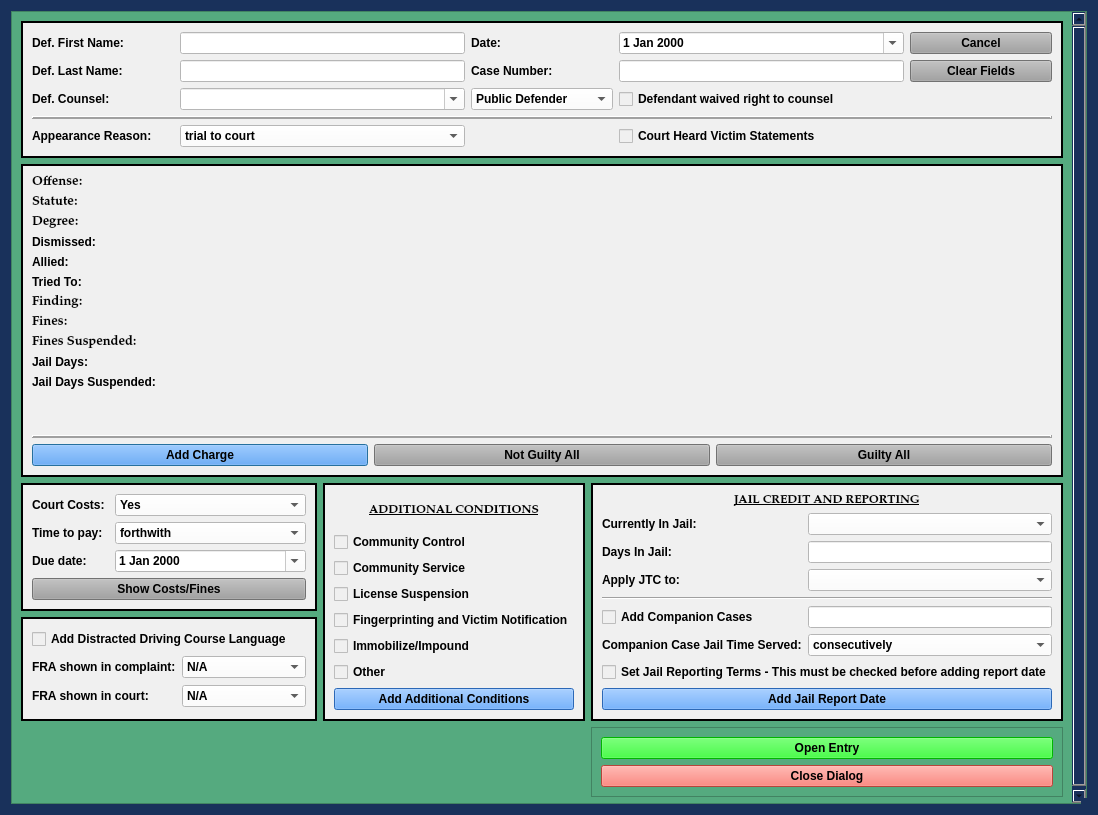
Old version of the form munientry/views/ui/TrialSentencingDialog.ui in the repository HunterProgram22/MuniEntry.
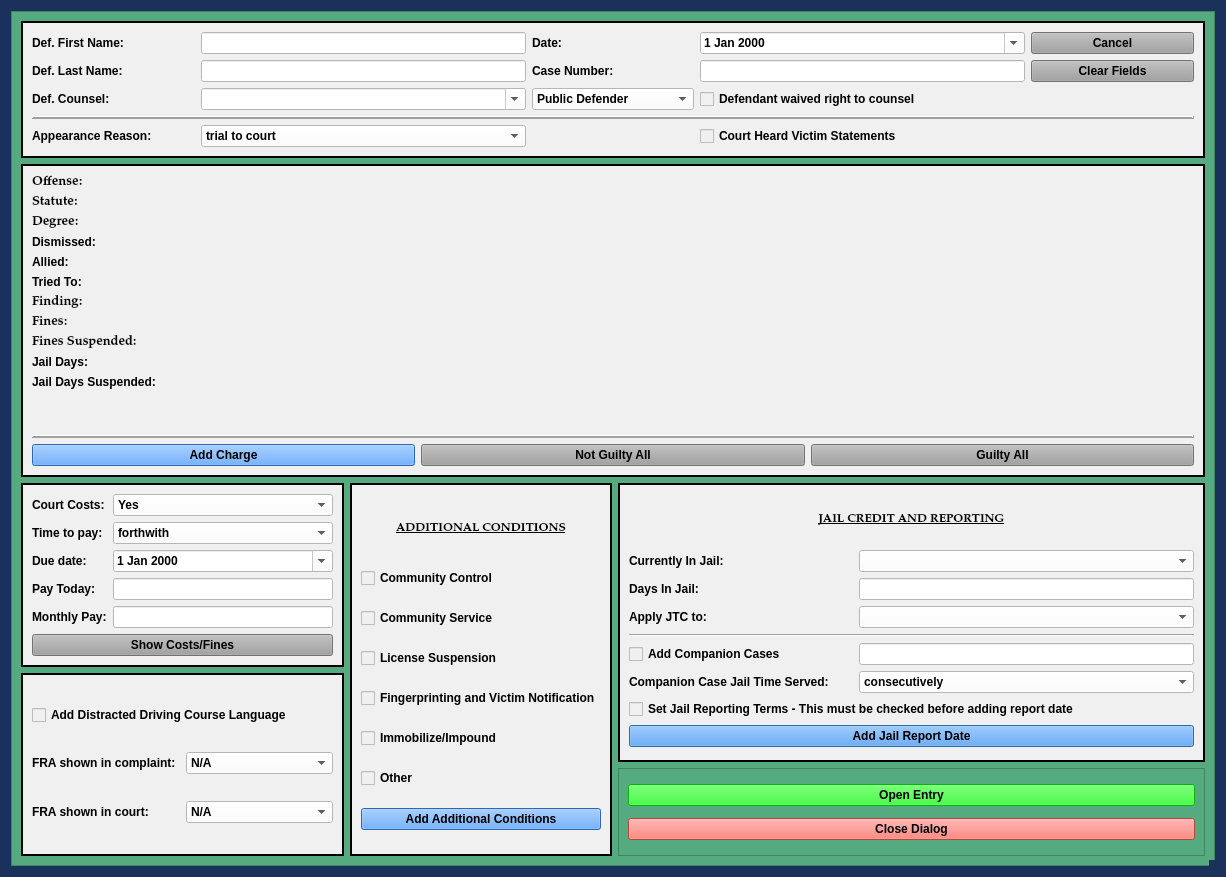
New version of the form. Custom widgets are drawn as their Qt base class.

Commit message: Trial Sentencing Dialog updated with new Court Costs.

What changed in the file:
```diff
--- a/munientry/views/ui/TrialSentencingDialog.ui
+++ b/munientry/views/ui/TrialSentencingDialog.ui
@@ -12,8 +12,8 @@
    <rect>
     <x>0</x>
     <y>0</y>
-    <width>1098</width>
-    <height>815</height>
+    <width>1226</width>
+    <height>877</height>
    </rect>
   </property>
   <property name="sizePolicy">
@@ -170,15 +170,15 @@
       <property name="geometry">
        <rect>
         <x>0</x>
-        <y>0</y>
-        <width>1061</width>
+        <y>-20</y>
+        <width>1189</width>
         <height>877</height>
        </rect>
       </property>
       <property name="focusPolicy">
        <enum>Qt::StrongFocus</enum>
       </property>
-      <layout class="QGridLayout" name="gridLayout_4" columnstretch="1,0,0">
+      <layout class="QGridLayout" name="gridLayout_4">
        <item row="0" column="0" colspan="3">
         <widget class="QFrame" name="case_name_Frame">
          <property name="sizePolicy">
@@ -398,119 +398,6 @@
          </layout>
         </widget>
        </item>
-       <item row="2" column="1" rowspan="2">
-        <widget class="QFrame" name="frame_6">
-         <property name="sizePolicy">
-          <sizepolicy hsizetype="Preferred" vsizetype="Preferred">
-           <horstretch>0</horstretch>
-           <verstretch>0</verstretch>
-          </sizepolicy>
-         </property>
-         <property name="styleSheet">
-          <string notr="true">background-color: rgb(240, 240, 240);
-font: 75 9pt &quot;Palatino Linotype&quot;;
-font-weight: bold;</string>
-         </property>
-         <property name="frameShape">
-          <enum>QFrame::Box</enum>
-         </property>
-         <property name="frameShadow">
-          <enum>QFrame::Plain</enum>
-         </property>
-         <property name="lineWidth">
-          <number>2</number>
-         </property>
-         <layout class="QGridLayout" name="gridLayout_2">
-          <item row="4" column="0">
-           <widget class="QCheckBox" name="victim_notification_checkBox">
-            <property name="text">
-             <string>Fingerprinting and Victim Notification</string>
-            </property>
-           </widget>
-          </item>
-          <item row="5" column="0">
-           <widget class="QCheckBox" name="impoundment_checkBox">
-            <property name="text">
-             <string>Immobilize/Impound</string>
-            </property>
-           </widget>
-          </item>
-          <item row="1" column="0">
-           <widget class="QCheckBox" name="community_control_checkBox">
-            <property name="text">
-             <string>Community Control    </string>
-            </property>
-           </widget>
-          </item>
-          <item row="3" column="0">
-           <widget class="QCheckBox" name="license_suspension_checkBox">
-            <property name="text">
-             <string>License Suspension</string>
-            </property>
-           </widget>
-          </item>
-          <item row="2" column="0">
-           <widget class="QCheckBox" name="community_service_checkBox">
-            <property name="text">
-             <string>Community Service</string>
-            </property>
-           </widget>
-          </item>
-          <item row="0" column="0">
-           <widget class="QLabel" name="add_conditions_label">
-            <property name="maximumSize">
-             <size>
-              <width>16777215</width>
-              <height>40</height>
-             </size>
-            </property>
-            <property name="font">
-             <font>
-              <family>Palatino Linotype</family>
-              <pointsize>9</pointsize>
-              <weight>75</weight>
-              <italic>false</italic>
-              <bold>true</bold>
-              <underline>true</underline>
-             </font>
-            </property>
-            <property name="text">
-             <string>ADDITIONAL CONDITIONS</string>
-            </property>
-            <property name="alignment">
-             <set>Qt::AlignCenter</set>
-            </property>
-           </widget>
-          </item>
-          <item row="8" column="0">
-           <widget class="QPushButton" name="add_conditions_Button">
-            <property name="styleSheet">
-             <string notr="true">background-color: rgb(62, 146, 255)</string>
-            </property>
-            <property name="text">
-             <string>Add Additional Conditions</string>
-            </property>
-            <property name="autoDefault">
-             <bool>false</bool>
-            </property>
-           </widget>
-          </item>
-          <item row="6" column="0">
-           <widget class="QCheckBox" name="other_conditions_checkBox">
-            <property name="enabled">
-             <bool>true</bool>
-            </property>
-            <property name="focusPolicy">
-             <enum>Qt::StrongFocus</enum>
-            </property>
-            <property name="text">
-             <string>Other                                              </string>
-            </property>
-           </widget>
-          </item>
-         </layout>
-        </widget>
-       </item>
        <item row="2" column="0">
         <widget class="QFrame" name="costs_frame">
          <property name="sizePolicy">
@@ -532,14 +419,54 @@
           <number>2</number>
          </property>
          <layout class="QGridLayout" name="gridLayout_5">
-          <item row="0" column="0">
-           <widget class="QLabel" name="label_11">
+          <item row="5" column="0">
+           <widget class="QLabel" name="pay_today_label">
             <property name="text">
-             <string>Court Costs:</string>
+             <string>Pay Today:</string>
             </property>
            </widget>
           </item>
-          <item row="0" column="1">
+          <item row="3" column="1" colspan="2">
+           <widget class="NoScrollDateEdit" name="balance_due_date">
+            <property name="styleSheet">
+             <string notr="true">color: rgb(0, 0, 0);
+background-color: rgb(255, 255, 255);</string>
+            </property>
+            <property name="calendarPopup">
+             <bool>true</bool>
+            </property>
+           </widget>
+          </item>
+          <item row="3" column="0">
+           <widget class="QLabel" name="balance_due_date_label">
+            <property name="text">
+             <string>Due date:</string>
+            </property>
+           </widget>
+          </item>
+          <item row="2" column="1" colspan="2">
+           <widget class="NoScrollComboBox" name="ability_to_pay_box">
+            <property name="styleSheet">
+             <string notr="true">background-color: rgb(255, 255, 255);</string>
+            </property>
+            <item>
+             <property name="text">
+              <string>forthwith</string>
+             </property>
+            </item>
+            <item>
+             <property name="text">
+              <string>monthly pay</string>
+             </property>
+            </item>
+            <item>
+             <property name="text">
+              <string>partial forthwith then monthly pay</string>
+             </property>
+            </item>
+           </widget>
+          </item>
+          <item row="1" column="1" colspan="2">
            <widget class="NoScrollComboBox" name="court_costs_box">
             <property name="focusPolicy">
              <enum>Qt::StrongFocus</enum>
@@ -575,69 +502,20 @@
            </widget>
           </item>
           <item row="1" column="0">
-           <widget class="QLabel" name="label_9">
+           <widget class="QLabel" name="label_11">
             <property name="text">
-             <string>Time to pay:</string>
+             <string>Court Costs:</string>
             </property>
            </widget>
           </item>
-          <item row="1" column="1">
-           <widget class="NoScrollComboBox" name="ability_to_pay_box">
-            <property name="focusPolicy">
-             <enum>Qt::StrongFocus</enum>
-            </property>
+          <item row="6" column="1" colspan="2">
+           <widget class="QLineEdit" name="monthly_pay_box">
             <property name="styleSheet">
              <string notr="true">background-color: rgb(255, 255, 255);</string>
             </property>
-            <item>
-             <property name="text">
-              <string>forthwith</string>
-             </property>
-            </item>
-            <item>
-             <property name="text">
-              <string>within 30 days</string>
-             </property>
-            </item>
-            <item>
-             <property name="text">
-              <string>within 60 days</string>
-             </property>
-            </item>
-            <item>
-             <property name="text">
-              <string>within 90 days</string>
-             </property>
-            </item>
-            <item>
-             <property name="text">
-              <string>while on Community Control</string>
-             </property>
-            </item>
            </widget>
           </item>
-          <item row="2" column="0">
-           <widget class="QLabel" name="label_18">
-            <property name="text">
-             <string>Due date:</string>
-            </property>
-           </widget>
-          </item>
-          <item row="2" column="1">
-           <widget class="NoScrollDateEdit" name="balance_due_date">
-            <property name="focusPolicy">
-             <enum>Qt::StrongFocus</enum>
-            </property>
-            <property name="styleSheet">
-             <string notr="true">color: rgb(0, 0, 0);
-background-color: rgb(255, 255, 255);</string>
-            </property>
-            <property name="calendarPopup">
-             <bool>true</bool>
-            </property>
-           </widget>
-          </item>
-          <item row="3" column="0" colspan="2">
+          <item row="7" column="0" colspan="3">
            <widget class="QPushButton" name="costs_and_fines_Button">
             <property name="sizePolicy">
              <sizepolicy hsizetype="Preferred" vsizetype="Fixed">
@@ -659,6 +537,361 @@
             </property>
            </widget>
           </item>
+          <item row="6" column="0">
+           <widget class="QLabel" name="monthly_pay_label">
+            <property name="text">
+             <string>Monthly Pay:</string>
+            </property>
+           </widget>
+          </item>
+          <item row="2" column="0">
+           <widget class="QLabel" name="label_9">
+            <property name="text">
+             <string>Time to pay:</string>
+            </property>
+           </widget>
+          </item>
+          <item row="5" column="1" colspan="2">
+           <widget class="QLineEdit" name="pay_today_box">
+            <property name="styleSheet">
+             <string notr="true">background-color: rgb(255, 255, 255);</string>
+            </property>
+           </widget>
+          </item>
+         </layout>
+        </widget>
+       </item>
+       <item row="2" column="2" rowspan="2">
+        <widget class="QFrame" name="jail_time_credit_frame">
+         <property name="styleSheet">
+          <string notr="true">background-color: rgb(240, 240, 240);
+font: 75 9pt &quot;Palatino Linotype&quot;;
+font-weight: bold;</string>
+         </property>
+         <property name="frameShape">
+          <enum>QFrame::Box</enum>
+         </property>
+         <property name="frameShadow">
+          <enum>QFrame::Plain</enum>
+         </property>
+         <property name="lineWidth">
+          <number>2</number>
+         </property>
+         <layout class="QGridLayout" name="gridLayout_6" columnstretch="2,3">
+          <item row="11" column="0">
+           <widget class="QLabel" name="companion_cases_sentence_label">
+            <property name="text">
+             <string>Companion Case Jail Time Served:</string>
+            </property>
+           </widget>
+          </item>
+          <item row="11" column="1">
+           <widget class="NoScrollComboBox" name="companion_cases_sentence_box">
+            <property name="styleSheet">
+             <string notr="true">background-color: rgb(255, 255, 255);</string>
+            </property>
+            <item>
+             <property name="text">
+              <string>consecutively</string>
+             </property>
+            </item>
+            <item>
+             <property name="text">
+              <string>concurrently</string>
+             </property>
+            </item>
+           </widget>
+          </item>
+          <item row="6" column="1">
+           <widget class="NoScrollComboBox" name="jail_time_credit_apply_box">
+            <property name="focusPolicy">
+             <enum>Qt::StrongFocus</enum>
+            </property>
+            <property name="styleSheet">
+             <string notr="true">background-color: rgb(255, 255, 255);</string>
+            </property>
+            <item>
+             <property name="text">
+              <string/>
+             </property>
+            </item>
+            <item>
+             <property name="text">
+              <string>Costs and Fines</string>
+             </property>
+            </item>
+            <item>
+             <property name="text">
+              <string>Sentence</string>
+             </property>
+            </item>
+           </widget>
+          </item>
+          <item row="0" column="0" colspan="2">
+           <widget class="QLabel" name="jail_time_credit_label">
+            <property name="maximumSize">
+             <size>
+              <width>16777215</width>
+              <height>50</height>
+             </size>
+            </property>
+            <property name="font">
+             <font>
+              <family>Palatino Linotype</family>
+              <pointsize>9</pointsize>
+              <weight>75</weight>
+              <italic>false</italic>
+              <bold>true</bold>
+              <underline>true</underline>
+             </font>
+            </property>
+            <property name="text">
+             <string>JAIL CREDIT AND REPORTING</string>
+            </property>
+            <property name="alignment">
+             <set>Qt::AlignCenter</set>
+            </property>
+           </widget>
+          </item>
+          <item row="4" column="0">
+           <widget class="QLabel" name="label_6">
+            <property name="text">
+             <string>Currently In Jail:</string>
+            </property>
+           </widget>
+          </item>
+          <item row="6" column="0">
+           <widget class="QLabel" name="label_16">
+            <property name="text">
+             <string>Apply JTC to:</string>
+            </property>
+           </widget>
+          </item>
+          <item row="4" column="1">
+           <widget class="NoScrollComboBox" name="in_jail_box">
+            <property name="focusPolicy">
+             <enum>Qt::StrongFocus</enum>
+            </property>
+            <property name="styleSheet">
+             <string notr="true">background-color: rgb(255, 255, 255);</string>
+            </property>
+            <item>
+             <property name="text">
+              <string/>
+             </property>
+            </item>
+            <item>
+             <property name="text">
+              <string>Yes</string>
+             </property>
+            </item>
+            <item>
+             <property name="text">
+              <string>No</string>
+             </property>
+            </item>
+           </widget>
+          </item>
+          <item row="5" column="1">
+           <widget class="QLineEdit" name="jail_time_credit_box">
+            <property name="styleSheet">
+             <string notr="true">background-color: rgb(255, 255, 255);</string>
+            </property>
+           </widget>
+          </item>
+          <item row="5" column="0">
+           <widget class="QLabel" name="label_13">
+            <property name="text">
+             <string>Days In Jail:</string>
+            </property>
+           </widget>
+          </item>
+          <item row="8" column="1">
+           <widget class="QLineEdit" name="companion_cases_box">
+            <property name="styleSheet">
+             <string notr="true">background-color: rgb(255, 255, 255);</string>
+            </property>
+           </widget>
+          </item>
+          <item row="8" column="0">
+           <widget class="QCheckBox" name="add_companion_cases_checkBox">
+            <property name="text">
+             <string>Add Companion Cases</string>
+            </property>
+           </widget>
+          </item>
+          <item row="13" column="0" colspan="2">
+           <widget class="QPushButton" name="add_jail_report_Button">
+            <property name="styleSheet">
+             <string notr="true">background-color: rgb(62, 146, 255)</string>
+            </property>
+            <property name="text">
+             <string>Add Jail Report Date</string>
+            </property>
+           </widget>
+          </item>
+          <item row="7" column="0" colspan="2">
+           <widget class="Line" name="line_3">
+            <property name="orientation">
+             <enum>Qt::Horizontal</enum>
+            </property>
+           </widget>
+          </item>
+          <item row="12" column="0" colspan="2">
+           <widget class="QCheckBox" name="jail_checkBox">
+            <property name="text">
+             <string>Set Jail Reporting Terms - This must be checked before adding report date</string>
+            </property>
+           </widget>
+          </item>
+         </layout>
+        </widget>
+       </item>
+       <item row="3" column="0" rowspan="2">
+        <widget class="QFrame" name="fra_frame">
+         <property name="sizePolicy">
+          <sizepolicy hsizetype="Preferred" vsizetype="Preferred">
+           <horstretch>0</horstretch>
+           <verstretch>0</verstretch>
+          </sizepolicy>
+         </property>
+         <property name="styleSheet">
+          <string notr="true">background-color: rgb(240, 240, 240);</string>
+         </property>
+         <property name="frameShape">
+          <enum>QFrame::Box</enum>
+         </property>
+         <property name="frameShadow">
+          <enum>QFrame::Plain</enum>
+         </property>
+         <property name="lineWidth">
+          <number>2</number>
+         </property>
+         <layout class="QGridLayout" name="gridLayout_8">
+          <item row="0" column="0" colspan="2">
+           <widget class="QCheckBox" name="distracted_driving_checkBox">
+            <property name="text">
+             <string>Add Distracted Driving Course Language</string>
+            </property>
+           </widget>
+          </item>
+          <item row="1" column="0">
+           <widget class="QLabel" name="label_21">
+            <property name="text">
+             <string>FRA shown in complaint:</string>
+            </property>
+           </widget>
+          </item>
+          <item row="1" column="1">
+           <widget class="NoScrollComboBox" name="fra_in_file_box">
+            <property name="minimumSize">
+             <size>
+              <width>100</width>
+              <height>0</height>
+             </size>
+            </property>
+            <property name="focusPolicy">
+             <enum>Qt::StrongFocus</enum>
+            </property>
+            <property name="styleSheet">
+             <string notr="true">background-color: rgb(255, 255, 255);</string>
+            </property>
+            <item>
+             <property name="text">
+              <string>N/A</string>
+             </property>
+            </item>
+            <item>
+             <property name="text">
+              <string>Yes</string>
+             </property>
+            </item>
+            <item>
+             <property name="text">
+              <string>No</string>
+             </property>
+            </item>
+           </widget>
+          </item>
+          <item row="2" column="0">
+           <widget class="QLabel" name="label_22">
+            <property name="text">
+             <string>FRA shown in court:</string>
+            </property>
+           </widget>
+          </item>
+          <item row="2" column="1">
+           <widget class="NoScrollComboBox" name="fra_in_court_box">
+            <property name="minimumSize">
+             <size>
+              <width>100</width>
+              <height>0</height>
+             </size>
+            </property>
+            <property name="focusPolicy">
+             <enum>Qt::StrongFocus</enum>
+            </property>
+            <property name="styleSheet">
+             <string notr="true">background-color: rgb(255, 255, 255);</string>
+            </property>
+            <item>
+             <property name="text">
+              <string>N/A</string>
+             </property>
+            </item>
+            <item>
+             <property name="text">
+              <string>Yes</string>
+             </property>
+            </item>
+            <item>
+             <property name="text">
+              <string>No</string>
+             </property>
+            </item>
+           </widget>
+          </item>
+         </layout>
+        </widget>
+       </item>
+       <item row="4" column="2">
+        <widget class="QFrame" name="frame_2">
+         <property name="frameShape">
+          <enum>QFrame::StyledPanel</enum>
+         </property>
+         <property name="frameShadow">
+          <enum>QFrame::Raised</enum>
+         </property>
+         <layout class="QGridLayout" name="gridLayout_7">
+          <item row="0" column="0">
+           <widget class="QPushButton" name="create_entry_Button">
+            <property name="focusPolicy">
+             <enum>Qt::NoFocus</enum>
+            </property>
+            <property name="styleSheet">
+             <string notr="true">background-color: rgb(0, 255, 0);</string>
+            </property>
+            <property name="text">
+             <string>Open Entry</string>
+            </property>
+            <property name="autoDefault">
+             <bool>false</bool>
+            </property>
+           </widget>
+          </item>
+          <item row="1" column="0">
+           <widget class="QPushButton" name="close_dialog_Button">
+            <property name="styleSheet">
+             <string notr="true">background-color: rgb(255, 96, 82);</string>
+            </property>
+            <property name="text">
+             <string>Close Dialog</string>
+            </property>
+            <property name="autoDefault">
+             <bool>false</bool>
+            </property>
+           </widget>
+          </item>
          </layout>
         </widget>
        </item>
@@ -903,8 +1136,14 @@
          </layout>
         </widget>
        </item>
-       <item row="2" column="2" rowspan="2">
-        <widget class="QFrame" name="jail_time_credit_frame">
+       <item row="2" column="1" rowspan="3">
+        <widget class="QFrame" name="frame_6">
+         <property name="sizePolicy">
+          <sizepolicy hsizetype="Preferred" vsizetype="Preferred">
+           <horstretch>0</horstretch>
+           <verstretch>0</verstretch>
+          </sizepolicy>
+         </property>
          <property name="styleSheet">
           <string notr="true">background-color: rgb(240, 240, 240);
 font: 75 9pt &quot;Palatino Linotype&quot;;
@@ -919,62 +1158,48 @@
          <property name="lineWidth">
           <number>2</number>
          </property>
-         <layout class="QGridLayout" name="gridLayout_6" columnstretch="2,3">
-          <item row="11" column="0">
-           <widget class="QLabel" name="companion_cases_sentence_label">
+         <layout class="QGridLayout" name="gridLayout_2">
+          <item row="4" column="0">
+           <widget class="QCheckBox" name="victim_notification_checkBox">
             <property name="text">
-             <string>Companion Case Jail Time Served:</string>
+             <string>Fingerprinting and Victim Notification</string>
             </property>
            </widget>
           </item>
-          <item row="11" column="1">
-           <widget class="NoScrollComboBox" name="companion_cases_sentence_box">
-            <property name="styleSheet">
-             <string notr="true">background-color: rgb(255, 255, 255);</string>
+          <item row="5" column="0">
+           <widget class="QCheckBox" name="impoundment_checkBox">
+            <property name="text">
+             <string>Immobilize/Impound</string>
             </property>
-            <item>
-             <property name="text">
-              <string>consecutively</string>
-             </property>
-            </item>
-            <item>
-             <property name="text">
-              <string>concurrently</string>
-             </property>
-            </item>
            </widget>
           </item>
-          <item row="6" column="1">
-           <widget class="NoScrollComboBox" name="jail_time_credit_apply_box">
-            <property name="focusPolicy">
-             <enum>Qt::StrongFocus</enum>
+          <item row="1" column="0">
+           <widget class="QCheckBox" name="community_control_checkBox">
+            <property name="text">
+             <string>Community Control    </string>
             </property>
-            <property name="styleSheet">
-             <string notr="true">background-color: rgb(255, 255, 255);</string>
+           </widget>
+          </item>
+          <item row="3" column="0">
+           <widget class="QCheckBox" name="license_suspension_checkBox">
+            <property name="text">
+             <string>License Suspension</string>
             </property>
-            <item>
-             <property name="text">
-              <string/>
-             </property>
-            </item>
-            <item>
-             <property name="text">
-              <string>Costs and Fines</string>
-             </property>
-            </item>
-            <item>
-             <property name="text">
-              <string>Sentence</string>
-             </property>
-            </item>
            </widget>
           </item>
-          <item row="0" column="0" colspan="2">
-           <widget class="QLabel" name="jail_time_credit_label">
+          <item row="2" column="0">
+           <widget class="QCheckBox" name="community_service_checkBox">
+            <property name="text">
+             <string>Community Service</string>
+            </property>
+           </widget>
+          </item>
+          <item row="0" column="0">
+           <widget class="QLabel" name="add_conditions_label">
             <property name="maximumSize">
              <size>
               <width>16777215</width>
-              <height>50</height>
+              <height>40</height>
              </size>
             </property>
             <property name="font">
@@ -988,252 +1213,39 @@
              </font>
             </property>
             <property name="text">
-             <string>JAIL CREDIT AND REPORTING</string>
+             <string>ADDITIONAL CONDITIONS</string>
             </property>
             <property name="alignment">
              <set>Qt::AlignCenter</set>
             </property>
            </widget>
           </item>
-          <item row="4" column="0">
-           <widget class="QLabel" name="label_6">
-            <property name="text">
-             <string>Currently In Jail:</string>
-            </property>
-           </widget>
-          </item>
-          <item row="6" column="0">
-           <widget class="QLabel" name="label_16">
-            <property name="text">
-             <string>Apply JTC to:</string>
-            </property>
-           </widget>
-          </item>
-          <item row="4" column="1">
-           <widget class="NoScrollComboBox" name="in_jail_box">
-            <property name="focusPolicy">
-             <enum>Qt::StrongFocus</enum>
-            </property>
-            <property name="styleSheet">
-             <string notr="true">background-color: rgb(255, 255, 255);</string>
-            </property>
-            <item>
-             <property name="text">
-              <string/>
-             </property>
-            </item>
-            <item>
-             <property name="text">
-              <string>Yes</string>
-             </property>
-            </item>
-            <item>
-             <property name="text">
-              <string>No</string>
-             </property>
-            </item>
-           </widget>
-          </item>
-          <item row="5" column="1">
-           <widget class="QLineEdit" name="jail_time_credit_box">
-            <property name="styleSheet">
-             <string notr="true">background-color: rgb(255, 255, 255);</string>
-            </property>
-           </widget>
-          </item>
-          <item row="5" column="0">
-           <widget class="QLabel" name="label_13">
-            <property name="text">
-             <string>Days In Jail:</string>
-            </property>
-           </widget>
-          </item>
-          <item row="8" column="1">
-           <widget class="QLineEdit" name="companion_cases_box">
-            <property name="styleSheet">
-             <string notr="true">background-color: rgb(255, 255, 255);</string>
-            </property>
-           </widget>
-          </item>
           <item row="8" column="0">
-           <widget class="QCheckBox" name="add_companion_cases_checkBox">
-            <property name="text">
-             <string>Add Companion Cases</string>
-            </property>
-           </widget>
-          </item>
-          <item row="13" column="0" colspan="2">
-           <widget class="QPushButton" name="add_jail_report_Button">
+           <widget class="QPushButton" name="add_conditions_Button">
             <property name="styleSheet">
              <string notr="true">background-color: rgb(62, 146, 255)</string>
             </property>
             <property name="text">
-             <string>Add Jail Report Date</string>
+             <string>Add Additional Conditions</string>
             </property>
-           </widget>
-          </item>
-          <item row="7" column="0" colspan="2">
-           <widget class="Line" name="line_3">
-            <property name="orientation">
-             <enum>Qt::Horizontal</enum>
-            </property>
-           </widget>
-          </item>
-          <item row="12" column="0" colspan="2">
-           <widget class="QCheckBox" name="jail_checkBox">
-            <property name="text">
-             <string>Set Jail Reporting Terms - This must be checked before adding report date</string>
-            </property>
-           </widget>
-          </item>
-         </layout>
-        </widget>
-       </item>
-       <item row="4" column="2">
-        <widget class="QFrame" name="frame_2">
-         <property name="frameShape">
-          <enum>QFrame::StyledPanel</enum>
-         </property>
-         <property name="frameShadow">
-          <enum>QFrame::Raised</enum>
-         </property>
-         <layout class="QGridLayout" name="gridLayout_7">
-          <item row="0" column="0">
-           <widget class="QPushButton" name="create_entry_Button">
-            <property name="focusPolicy">
-             <enum>Qt::NoFocus</enum>
-            </property>
-            <property name="styleSheet">
-             <string notr="true">background-color: rgb(0, 255, 0);</string>
-            </property>
-            <property name="text">
-             <string>Open Entry</string>
-            </property>
             <property name="autoDefault">
              <bool>false</bool>
             </property>
            </widget>
           </item>
-          <item row="1" column="0">
-           <widget class="QPushButton" name="close_dialog_Button">
-            <property name="styleSheet">
-             <string notr="true">background-color: rgb(255, 96, 82);</string>
+          <item row="6" column="0">
+           <widget class="QCheckBox" name="other_conditions_checkBox">
+            <property name="enabled">
+             <bool>true</bool>
             </property>
-            <property name="text">
-             <string>Close Dialog</string>
-            </property>
-            <property name="autoDefault">
-             <bool>false</bool>
-            </property>
-           </widget>
-          </item>
-         </layout>
-        </widget>
-       </item>
-       <item row="3" column="0">
-        <widget class="QFrame" name="fra_frame">
-         <property name="sizePolicy">
-          <sizepolicy hsizetype="Preferred" vsizetype="Preferred">
-           <horstretch>0</horstretch>
-           <verstretch>0</verstretch>
-          </sizepolicy>
-         </property>
-         <property name="styleSheet">
-          <string notr="true">background-color: rgb(240, 240, 240);</string>
-         </property>
-         <property name="frameShape">
-          <enum>QFrame::Box</enum>
-         </property>
-         <property name="frameShadow">
-          <enum>QFrame::Plain</enum>
-         </property>
-         <property name="lineWidth">
-          <number>2</number>
-         </property>
-         <layout class="QGridLayout" name="gridLayout_8">
-          <item row="0" column="0" colspan="2">
-           <widget class="QCheckBox" name="distracted_driving_checkBox">
-            <property name="text">
-             <string>Add Distracted Driving Course Language</string>
-            </property>
-           </widget>
-          </item>
-          <item row="1" column="0">
-           <widget class="QLabel" name="label_21">
-            <property name="text">
-             <string>FRA shown in complaint:</string>
-            </property>
-           </widget>
-          </item>
-          <item row="1" column="1">
-           <widget class="NoScrollComboBox" name="fra_in_file_box">
-            <property name="minimumSize">
-             <size>
-              <width>100</width>
-              <height>0</height>
-             </size>
-            </property>
             <property name="focusPolicy">
              <enum>Qt::StrongFocus</enum>
             </property>
-            <property name="styleSheet">
-             <string notr="true">background-color: rgb(255, 255, 255);</string>
-            </property>
-            <item>
-             <property name="text">
-              <string>N/A</string>
-             </property>
-            </item>
-            <item>
-             <property name="text">
-              <string>Yes</string>
-             </property>
-            </item>
-            <item>
-             <property name="text">
-              <string>No</string>
-             </property>
-            </item>
-           </widget>
-          </item>
-          <item row="2" column="0">
-           <widget class="QLabel" name="label_22">
             <property name="text">
-             <string>FRA shown in court:</string>
+             <string>Other                                              </string>
             </property>
            </widget>
           </item>
-          <item row="2" column="1">
-           <widget class="NoScrollComboBox" name="fra_in_court_box">
-            <property name="minimumSize">
-             <size>
-              <width>100</width>
-              <height>0</height>
-             </size>
-            </property>
-            <property name="focusPolicy">
-             <enum>Qt::StrongFocus</enum>
-            </property>
-            <property name="styleSheet">
-             <string notr="true">background-color: rgb(255, 255, 255);</string>
-            </property>
-            <item>
-             <property name="text">
-              <string>N/A</string>
-             </property>
-            </item>
-            <item>
-             <property name="text">
-              <string>Yes</string>
-             </property>
-            </item>
-            <item>
-             <property name="text">
-              <string>No</string>
-             </property>
-            </item>
-           </widget>
-          </item>
          </layout>
         </widget>
        </item>
```
Left out of the diff: 13 changed lines with no effect on the pictures. The commit also changes 2 other files.
